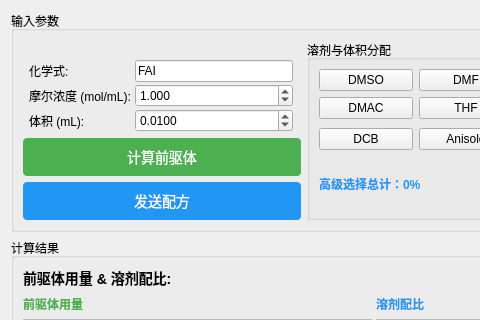
The window that RecipeAnalyzer/recipeanalyzer.ui (LightningFlashEvE/high-throughput-perovskite-medication-system) describes before a commit, drawn with Qt 5; both pictures show x 0 to 480 and y 0 to 320 of the 747 by 543 pixel window.
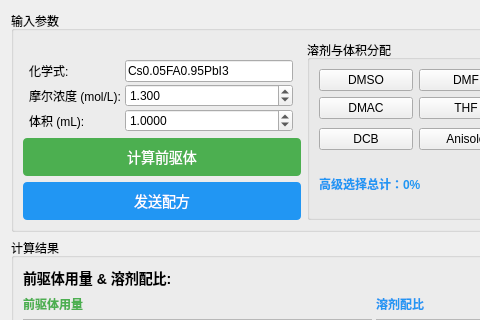
The same window after the commit. Icons and pictures are not drawn.

What changed in the file:
```diff
--- a/RecipeAnalyzer/recipeanalyzer.ui
+++ b/RecipeAnalyzer/recipeanalyzer.ui
@@ -58,7 +58,7 @@
             <item row="0" column="1">
              <widget class="QLineEdit" name="lineEdit_formula">
               <property name="text">
-               <string>FAI</string>
+               <string>Cs0.05FA0.95PbI3</string>
               </property>
               <property name="placeholderText">
                <string>例如: Cs0.17FA0.83Pb(I0.8Br0.2)3</string>
@@ -68,7 +68,7 @@
             <item row="1" column="0">
              <widget class="QLabel" name="label_molarity">
               <property name="text">
-               <string>摩尔浓度 (mol/mL):</string>
+               <string>摩尔浓度 (mol/L):</string>
               </property>
              </widget>
             </item>
@@ -81,13 +81,13 @@
                <double>0.000000000000000</double>
               </property>
               <property name="maximum">
-               <double>10.000000000000000</double>
+               <double>100.000000000000000</double>
               </property>
               <property name="singleStep">
                <double>0.100000000000000</double>
               </property>
               <property name="value">
-               <double>1.000000000000000</double>
+               <double>1.300000000000000</double>
               </property>
              </widget>
             </item>
@@ -113,7 +113,7 @@
                <double>0.100000000000000</double>
               </property>
               <property name="value">
-               <double>0.010000000000000</double>
+               <double>1.000000000000000</double>
               </property>
              </widget>
             </item>
```
